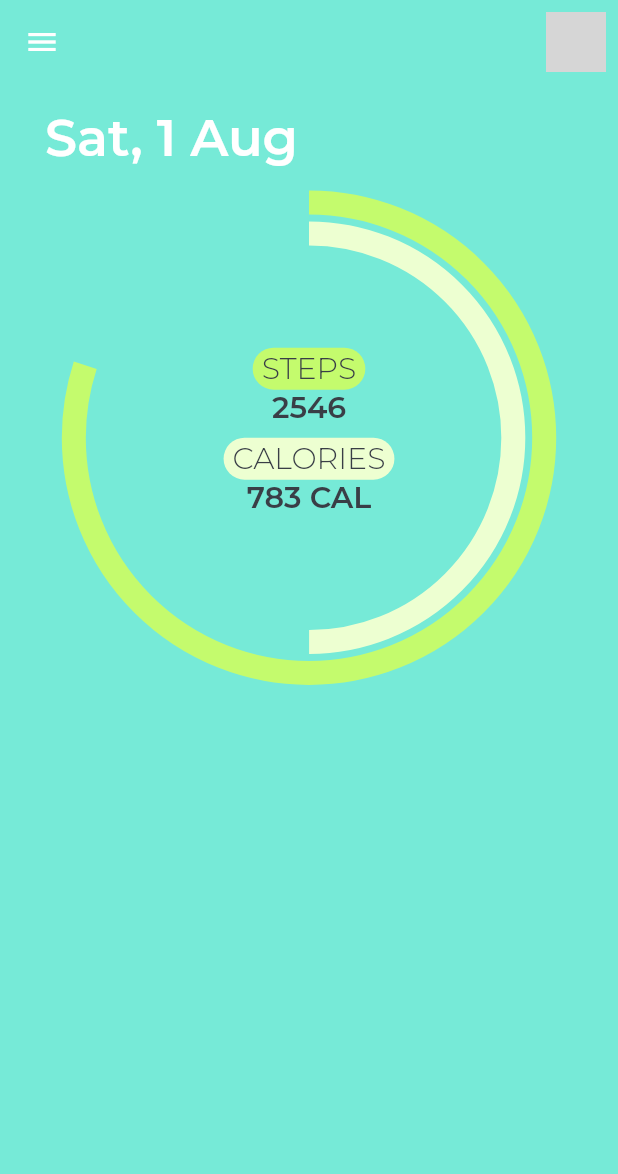
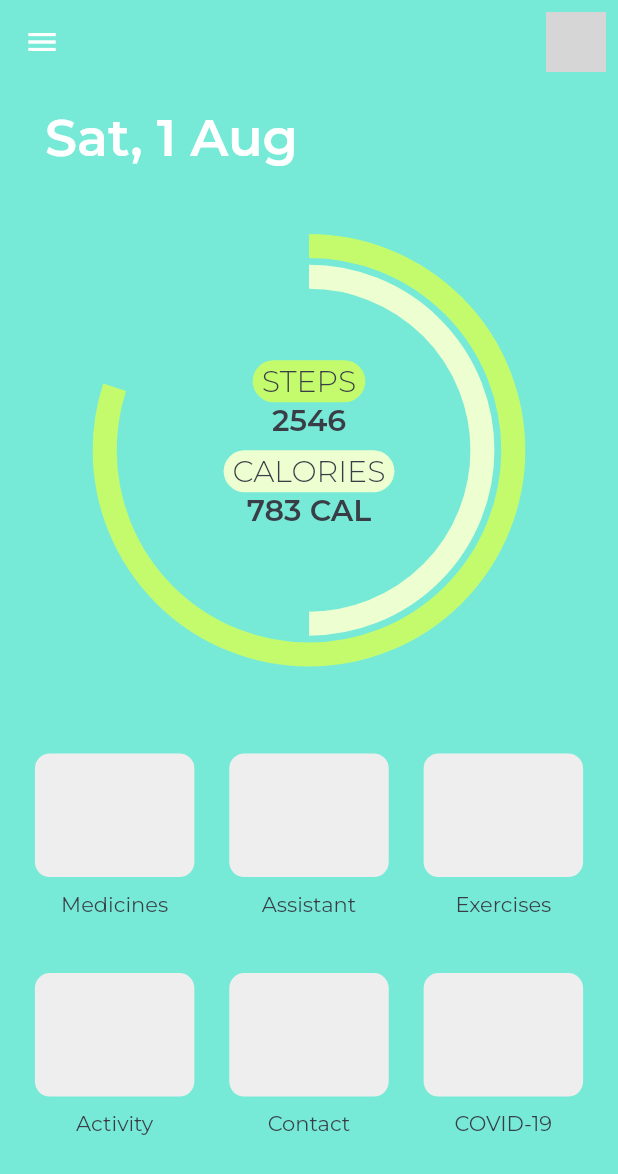
Before and after one commit to Hash-Studios/healthapp, a Flutter app: the screen it shows after launch, on a phone screen of 412 x 824 dp. Shown: the top 1174 px of the screen. Run offline on Flutter 3.47's test engine with Material 2 defaults, Android fonts, the phone set to English and light mode, and no system bars; our stand-ins replace google_fonts, hive; missing offline and left inert: flutter_dialogflow; accounts and stored records are empty; network calls fail; project files that could hold a hidden picture were left out; grey boxes are pictures that could not be loaded.

Commit message:
added bottom cards

```diff
--- a/lib/home.dart
+++ b/lib/home.dart
@@ -44,12 +44,15 @@ class Home extends StatelessWidget {
               ),
             ],
           ),
+          Spacer(
+            flex: 1,
+          ),
           Stack(
             alignment: Alignment.center,
             children: <Widget>[
               Container(
-                width: MediaQuery.of(context).size.width * 0.8,
-                height: MediaQuery.of(context).size.width * 0.8,
+                width: MediaQuery.of(context).size.width * 0.7,
+                height: MediaQuery.of(context).size.width * 0.7,
                 child: Padding(
                   padding: const EdgeInsets.all(8.0),
                   child: CircularProgressIndicator(
@@ -61,8 +64,8 @@ class Home extends StatelessWidget {
                 ),
               ),
               Container(
-                width: MediaQuery.of(context).size.width * 0.7,
-                height: MediaQuery.of(context).size.width * 0.7,
+                width: MediaQuery.of(context).size.width * 0.6,
+                height: MediaQuery.of(context).size.width * 0.6,
                 child: Padding(
                   padding: const EdgeInsets.all(8.0),
                   child: CircularProgressIndicator(
@@ -136,6 +139,151 @@ class Home extends StatelessWidget {
               ),
             ],
           ),
+          Spacer(
+            flex: 2,
+          ),
+          Row(
+            crossAxisAlignment: CrossAxisAlignment.center,
+            mainAxisAlignment: MainAxisAlignment.spaceEvenly,
+            children: <Widget>[
+              Column(
+                children: <Widget>[
+                  Container(
+                    width: MediaQuery.of(context).size.width * 0.258,
+                    height: MediaQuery.of(context).size.height * 0.1,
+                    decoration: BoxDecoration(
+                        borderRadius: BorderRadius.circular(10),
+                        color: Color(0xffeeeeee)),
+                  ),
+                  Padding(
+                    padding: const EdgeInsets.all(9.0),
+                    child: Text(
+                      "Medicines",
+                      style: GoogleFonts.montserrat(
+                        fontSize: 14,
+                        color: Color(0xff393E46),
+                      ),
+                    ),
+                  )
+                ],
+              ),
+              Column(
+                children: <Widget>[
+                  Container(
+                    width: MediaQuery.of(context).size.width * 0.258,
+                    height: MediaQuery.of(context).size.height * 0.1,
+                    decoration: BoxDecoration(
+                        borderRadius: BorderRadius.circular(10),
+                        color: Color(0xffeeeeee)),
+                  ),
+                  Padding(
+                    padding: const EdgeInsets.all(9.0),
+                    child: Text(
+                      "Assistant",
+                      style: GoogleFonts.montserrat(
+                        fontSize: 14,
+                        color: Color(0xff393E46),
+                      ),
+                    ),
+                  )
+                ],
+              ),
+              Column(
+                children: <Widget>[
+                  Container(
+                    width: MediaQuery.of(context).size.width * 0.258,
+                    height: MediaQuery.of(context).size.height * 0.1,
+                    decoration: BoxDecoration(
+                        borderRadius: BorderRadius.circular(10),
+                        color: Color(0xffeeeeee)),
+                  ),
+                  Padding(
+                    padding: const EdgeInsets.all(9.0),
+                    child: Text(
+                      "Exercises",
+                      style: GoogleFonts.montserrat(
+                        fontSize: 14,
+                        color: Color(0xff393E46),
+                      ),
+                    ),
+                  )
+                ],
+              ),
+            ],
+          ),
+          Spacer(),
+          Row(
+            crossAxisAlignment: CrossAxisAlignment.center,
+            mainAxisAlignment: MainAxisAlignment.spaceEvenly,
+            children: <Widget>[
+              Column(
+                children: <Widget>[
+                  Container(
+                    width: MediaQuery.of(context).size.width * 0.258,
+                    height: MediaQuery.of(context).size.height * 0.1,
+                    decoration: BoxDecoration(
+                        borderRadius: BorderRadius.circular(10),
+                        color: Color(0xffeeeeee)),
+                  ),
+                  Padding(
+                    padding: const EdgeInsets.all(9.0),
+                    child: Text(
+                      "Activity",
+                      style: GoogleFonts.montserrat(
+                        fontSize: 14,
+                        color: Color(0xff393E46),
+                      ),
+                    ),
+                  )
+                ],
+              ),
+              Column(
+                children: <Widget>[
+                  Container(
+                    width: MediaQuery.of(context).size.width * 0.258,
+                    height: MediaQuery.of(context).size.height * 0.1,
+                    decoration: BoxDecoration(
+                        borderRadius: BorderRadius.circular(10),
+                        color: Color(0xffeeeeee)),
+                  ),
+                  Padding(
+                    padding: const EdgeInsets.all(9.0),
+                    child: Text(
+                      "Contact",
+                      style: GoogleFonts.montserrat(
+                        fontSize: 14,
+                        color: Color(0xff393E46),
+                      ),
+                    ),
+                  )
+                ],
+              ),
+              Column(
+                children: <Widget>[
+                  Container(
+                    width: MediaQuery.of(context).size.width * 0.258,
+                    height: MediaQuery.of(context).size.height * 0.1,
+                    decoration: BoxDecoration(
+                        borderRadius: BorderRadius.circular(10),
+                        color: Color(0xffeeeeee)),
+                  ),
+                  Padding(
+                    padding: const EdgeInsets.all(9.0),
+                    child: Text(
+                      "COVID-19",
+                      style: GoogleFonts.montserrat(
+                        fontSize: 14,
+                        color: Color(0xff393E46),
+                      ),
+                    ),
+                  )
+                ],
+              ),
+            ],
+          ),
+          Spacer(
+            flex: 2,
+          ),
         ],
       ),
     );
```
